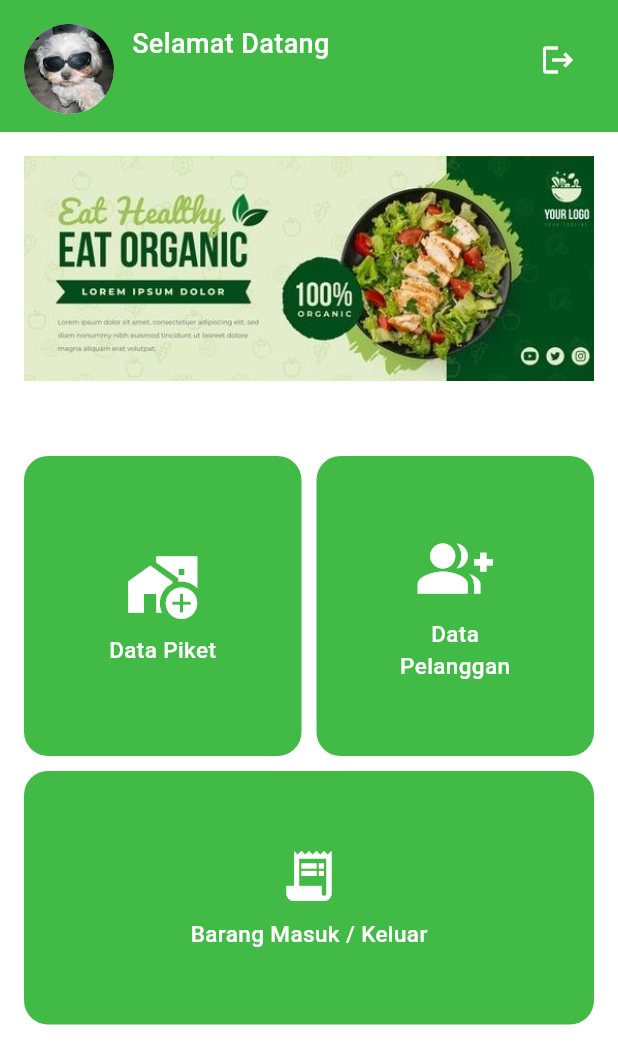
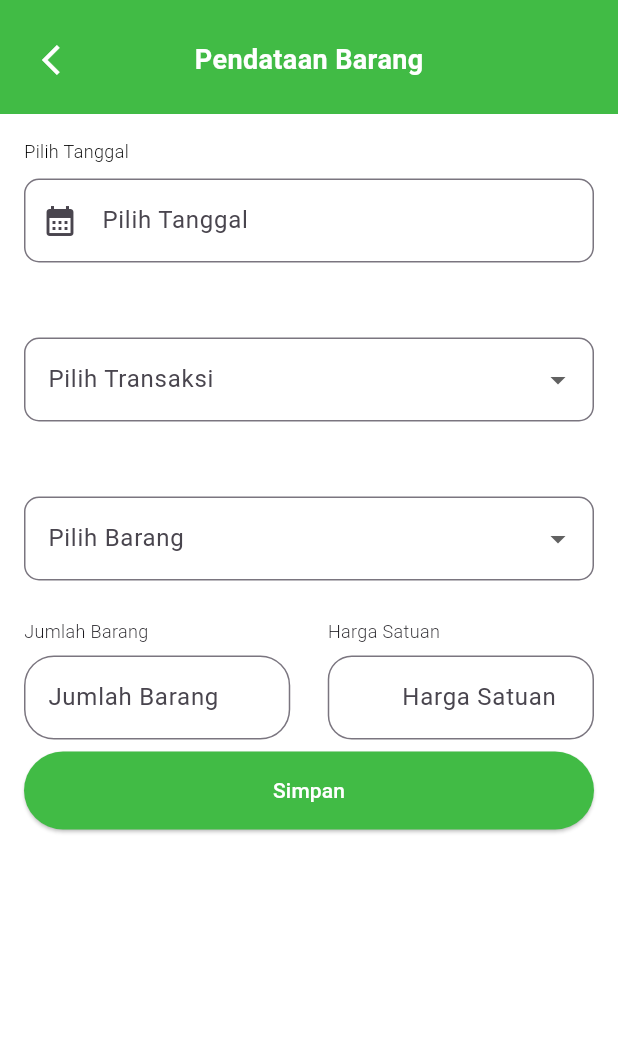
Before and after one commit to fasyaaa/20220140177_UCP1Flutter, a Flutter app: the screen it shows after launch, after a tap on "Masuk", after a tap on "Barang Masuk / Keluar", on a phone screen of 412 x 824 dp. Shown: the top 1064 px of the screen. Run offline on Flutter 3.47's test engine with Material 3 defaults, Android fonts, the phone set to English and light mode, and no system bars.

Commit message:
ADD - order page form + Navigation to orderpage

```diff
--- a/lib/navigation/homepage.dart
+++ b/lib/navigation/homepage.dart
@@ -2,6 +2,7 @@ import 'package:flutter/material.dart';
 import 'package:ucp1/navigation/datapelanggan.dart';
 import 'package:ucp1/navigation/datapiketpage.dart';
 import 'package:ucp1/navigation/loginpage.dart';
+import 'package:ucp1/navigation/orderpager.dart';
 
 class Homepage extends StatelessWidget {
   final String email;
@@ -182,7 +183,14 @@ class Homepage extends StatelessWidget {
                         ),
                         SizedBox(height: 10),
                         GestureDetector(
-                          onTap: () {},
+                          onTap: () {
+                            Navigator.push(
+                              context,
+                              MaterialPageRoute(
+                                builder: (context) => Orderpager(),
+                              ),
+                            );
+                          },
                           child: Container(
                             width: double.infinity,
                             padding: EdgeInsets.all(50),
--- a/lib/navigation/orderpager.dart
+++ b/lib/navigation/orderpager.dart
@@ -0,0 +1,327 @@
+import 'package:flutter/material.dart';
+import 'package:ucp1/navigation/homepage.dart';
+import 'package:intl/intl.dart';
+
+class Orderpager extends StatefulWidget {
+  const Orderpager({super.key});
+
+  @override
+  State<Orderpager> createState() => _OrderpagerState();
+}
+
+class _OrderpagerState extends State<Orderpager> {
+  final TextEditingController tanggalController = TextEditingController();
+  final TextEditingController jenisTransaksiController =
+      TextEditingController();
+  String? _selectedTransaksiValue;
+  final List<String> jenisTransaksi = ['Barang Masuk', 'Barang Keluar'];
+  final TextEditingController jenisBarangController = TextEditingController();
+  String? _selectedBarangValue;
+  final List<String> jenisBarang = [
+    'Carrier',
+    'Sleeping Bag',
+    'Tenda',
+    'Sepatu',
+  ];
+  final TextEditingController jumlahBarangController = TextEditingController();
+  final TextEditingController hargaSatuanBarangController =
+      TextEditingController();
+  int totalHargaBarang = 0;
+  final _formKey = GlobalKey<FormState>();
+
+  void hitungTotalHarga() {
+    int jumlahBarang = int.tryParse(jumlahBarangController.text) ?? 0;
+    int hargaSatuanBarang = int.tryParse(hargaSatuanBarangController.text) ?? 0;
+
+    setState(() {
+      totalHargaBarang = jumlahBarang * hargaSatuanBarang;
+    });
+  }
+
+  @override
+  Widget build(BuildContext context) {
+    return Scaffold(
+      backgroundColor: Color.fromARGB(255, 65, 187, 69),
+      body: SafeArea(
+        child: Column(
+          children: [
+            SizedBox(height: 16),
+            Padding(
+              padding: const EdgeInsets.symmetric(horizontal: 16),
+              child: Stack(
+                alignment: Alignment.center,
+                children: [
+                  Align(
+                    alignment: Alignment.centerLeft,
+                    child: IconButton(
+                      onPressed: () {
+                        Navigator.pushReplacement(
+                          context,
+                          MaterialPageRoute(
+                            builder: (context) => Homepage(email: ''),
+                          ),
+                        );
+                      },
+                      icon: Icon(Icons.arrow_back_ios, color: Colors.white),
+                    ),
+                  ),
+                  Text(
+                    'Pendataan Barang',
+                    style: TextStyle(
+                      color: Colors.white,
+                      fontSize: 18,
+                      fontWeight: FontWeight.bold,
+                    ),
+                  ),
+                ],
+              ),
+            ),
+            SizedBox(height: 12),
+            Expanded(
+              child: Container(
+                width: double.infinity,
+                decoration: BoxDecoration(color: Colors.white),
+                child: SingleChildScrollView(
+                  child: Padding(
+                    padding: const EdgeInsets.all(16.0),
+                    child: Form(
+                      key: _formKey,
+                      child: Column(
+                        crossAxisAlignment: CrossAxisAlignment.start,
+                        children: [
+                          Text(
+                            'Pilih Tanggal',
+                            style: TextStyle(
+                              fontSize: 12,
+                              fontWeight: FontWeight.w300,
+                              color: Colors.black,
+                            ),
+                          ),
+                          SizedBox(height: 10),
+                          TextFormField(
+                            controller: tanggalController,
+                            decoration: InputDecoration(
+                              hintText: 'Pilih Tanggal',
+                              prefixIcon: Icon(Icons.calendar_month),
+                              border: OutlineInputBorder(
+                                borderRadius: BorderRadius.circular(10),
+                              ),
+                            ),
+                            readOnly: true,
+                            onTap: () async {
+                              FocusScope.of(context).requestFocus(FocusNode());
+
+                              DateTime? pickedDate = await showDatePicker(
+                                context: context,
+                                initialDate: DateTime.now(),
+                                firstDate: DateTime(2000),
+                                lastDate: DateTime(2100),
+                                builder: (context, child) {
+                                  return Theme(
+                                    data: Theme.of(context).copyWith(
+                                      colorScheme: ColorScheme.light(
+                                        primary: Color.fromARGB(
+                                          255,
+                                          23,
+                                          109,
+                                          26,
+                                        ),
+                                      ),
+                                      datePickerTheme: DatePickerThemeData(
+                                        backgroundColor: Color.fromARGB(
+                                          255,
+                                          181,
+                                          246,
+                                          183,
+                                        ),
+                                      ),
+                                    ),
+                                    child: child!,
+                                  );
+                                },
+                              );
+
+                              if (pickedDate != null) {
+                                tanggalController.text = DateFormat(
+                                  'EEEE, dd MMMM yyyy',
+                                ).format(pickedDate);
+                              }
+
+                              FocusScope.of(context).unfocus();
+                            },
+                            validator: (value) {
+                              if (value == null || value.isEmpty) {
+                                return 'Please enter date!';
+                              }
+                              return null;
+                            },
+                          ),
+                          SizedBox(height: 50),
+                          DropdownButtonFormField<String>(
+                            value: _selectedTransaksiValue,
+                            decoration: InputDecoration(
+                              labelText: 'Pilih Transaksi',
+                              border: OutlineInputBorder(
+                                borderRadius: BorderRadius.circular(10),
+                              ),
+                            ),
+                            validator: (value) {
+                              if (value == null || value.isEmpty) {
+                                return 'Pilih jenis transaksi';
+                              }
+                              return null;
+                            },
+                            items:
+                                jenisTransaksi.map((String value) {
+                                  return DropdownMenuItem<String>(
+                                    value: value,
+                                    child: Text(value),
+                                  );
+                                }).toList(),
+                            onChanged: (newValue) {
+                              setState(() {
+                                _selectedTransaksiValue = newValue;
+                                jenisTransaksiController.text = newValue!;
+                              });
+                            },
+                          ),
+                          SizedBox(height: 50),
+                          DropdownButtonFormField<String>(
+                            value: _selectedBarangValue,
+                            decoration: InputDecoration(
+                              labelText: 'Pilih Barang',
+                              border: OutlineInputBorder(
+                                borderRadius: BorderRadius.circular(10),
+                              ),
+                            ),
+                            validator: (value) {
+                              if (value == null || value.isEmpty) {
+                                return 'Pilih jenis barang';
+                              }
+                              return null;
+                            },
+                            items:
+                                jenisBarang.map((String value) {
+                                  return DropdownMenuItem<String>(
+                                    value: value,
+                                    child: Text(value),
+                                  );
+                                }).toList(),
+                            onChanged: (newValue) {
+                              setState(() {
+                                _selectedBarangValue = newValue;
+                                jenisBarangController.text = newValue!;
+                              });
+                            },
+                          ),
+                          SizedBox(height: 25),
+                          Row(
+                            children: [
+                              Expanded(
+                                child: Column(
+                                  crossAxisAlignment: CrossAxisAlignment.start,
+                                  children: [
+                                    Text(
+                                      'Jumlah Barang',
+                                      style: TextStyle(
+                                        fontSize: 12,
+                                        fontWeight: FontWeight.w300,
+                                      ),
+                                    ),
+                                    SizedBox(height: 8),
+                                    TextFormField(
+                                      controller: jumlahBarangController,
+                                      decoration: InputDecoration(
+                                        hintText: 'Jumlah Barang',
+                                        border: OutlineInputBorder(
+                                          borderRadius: BorderRadius.circular(
+                                            20,
+                                          ),
+                                        ),
+                                      ),
+                                      validator: (value) {
+                                        if (value == null || value.isEmpty) {
+                                          return 'Jumlah Barang tidak boleh kosong';
+                                        }
+                                        return null;
+                                      },
+                                    ),
+                                  ],
+                                ),
+                              ),
+                              SizedBox(width: 25),
+                              Expanded(
+                                child: Column(
+                                  crossAxisAlignment: CrossAxisAlignment.start,
+                                  children: [
+                                    Text(
+                                      'Harga Satuan',
+                                      style: TextStyle(
+                                        fontSize: 12,
+                                        fontWeight: FontWeight.w300,
+                                      ),
+                                    ),
+                                    SizedBox(height: 8),
+                                    TextFormField(
+                                      controller: hargaSatuanBarangController,
+                                      keyboardType: TextInputType.number,
+                                      decoration: InputDecoration(
+                                        hintText: 'Harga Satuan',
+                                        isDense: true,
+                                        prefix: Text(
+                                          'Rp.  ',
+                                          style: TextStyle(color: Colors.black),
+                                        ),
+                                        contentPadding: EdgeInsets.symmetric(
+                                          vertical: 16,
+                                          horizontal: 12,
+                                        ),
+                                        border: OutlineInputBorder(
+                                          borderRadius: BorderRadius.circular(
+                                            16,
+                                          ),
+                                        ),
+                                      ),
+                                      validator: (value) {
+                                        if (value == null || value.isEmpty) {
+                                          return 'Harga Satuan tidak boleh kosong';
+                                        }
+                                        return null;
+                                      },
+                                    ),
+                                  ],
+                                ),
+                              ),
+                            ],
+                          ),
+                          SizedBox(height: 8),
+                          SizedBox(
+                            width: double.infinity,
+                            child: ElevatedButton(
+                              onPressed: () {},
+                              style: ElevatedButton.styleFrom(
+                                backgroundColor: const Color.fromARGB(
+                                  255,
+                                  65,
+                                  187,
+                                  69,
+                                ),
+                                foregroundColor: Colors.white,
+                                padding: EdgeInsets.symmetric(vertical: 16),
+                              ),
+                              child: Text('Simpan'),
+                            ),
+                          ),
+                        ],
+                      ),
+                    ),
+                  ),
+                ),
+              ),
+            ),
+          ],
+        ),
+      ),
+    );
+  }
+}
```
